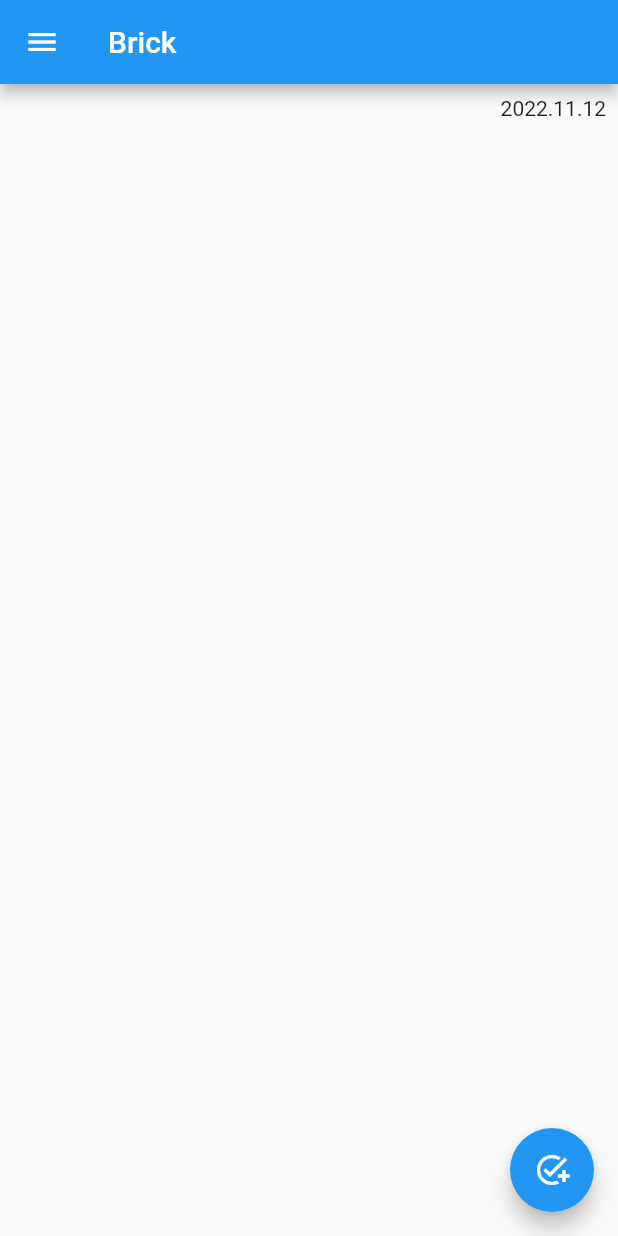
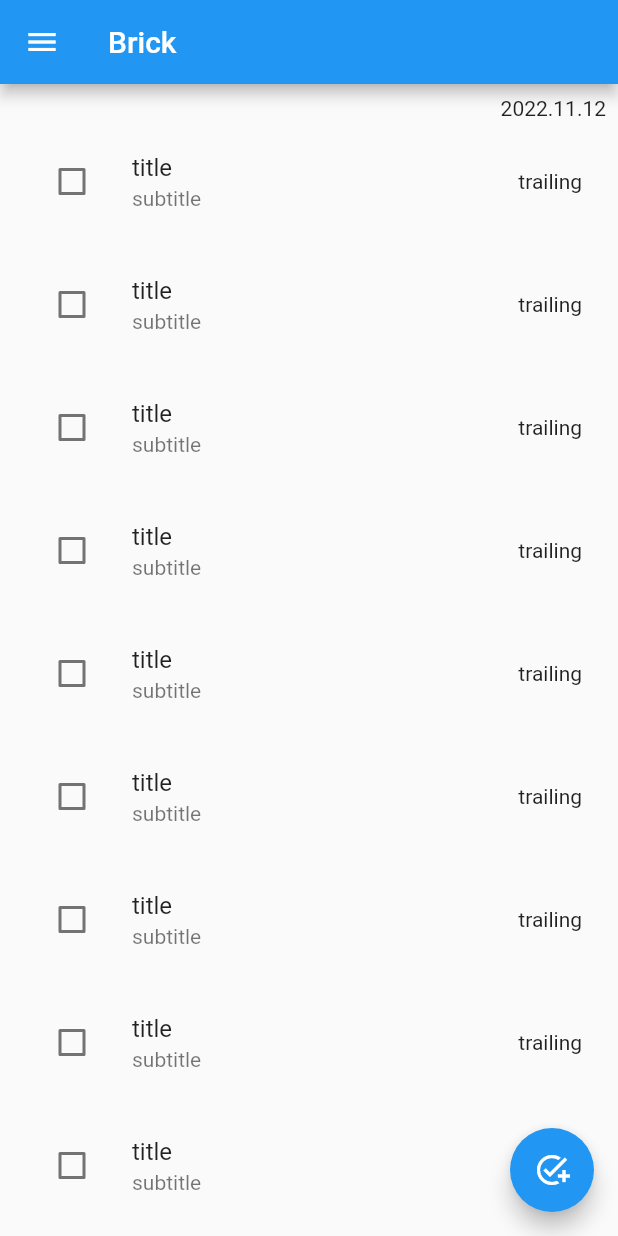
Before and after one commit to imimtu/Brick-Front, a Flutter app: the screen it shows after launch, on a phone screen of 412 x 824 dp. Run offline on Flutter 3.47's test engine with Material 2 defaults, Android fonts, the phone set to English and light mode, and no system bars.

Commit message:
ListView 추가

```diff
--- a/lib/pages/home_page.dart
+++ b/lib/pages/home_page.dart
@@ -66,7 +66,8 @@ class _HomePageState extends State<HomePage> {
     DateTime now = DateTime.now();
     String today =
         "${now.year}.${now.month < 10 ? '0${now.month}' : now.month}.${now.day < 10 ? '0${now.day}' : now.day}";
-    return Padding(
+    return SafeArea(
+      child: Padding(
         padding: const EdgeInsets.all(8.0),
         child: Column(
           mainAxisAlignment: MainAxisAlignment.start,
@@ -74,8 +75,31 @@ class _HomePageState extends State<HomePage> {
             Row(
               mainAxisAlignment: MainAxisAlignment.end,
               children: [Text(today)],
+            ),
+            Expanded(
+              child: ListView.builder(
+                itemCount: 20,
+                itemBuilder: ((context, index) {
+                  return Padding(
+                    padding: const EdgeInsets.only(top: 5.0, bottom: 5.0),
+                    child: ListTile(
+                      leading: Padding(
+                        padding: const EdgeInsets.all(0.0),
+                        child: Checkbox(
+                          onChanged: (bool? value) {},
+                          value: false,
+                        ),
+                      ),
+                      title: Text("title"),
+                      subtitle: Text("subtitle"),
+                      trailing: Text("trailing"),
+                    ),
+                  );
+                }),
+              ),
             )
           ],
+        ),
       ),
     );
   }
```
Lines whose indentation alone changed are shown as unchanged.
